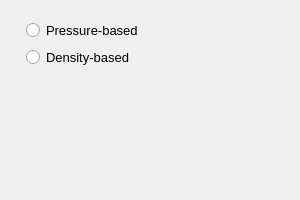
Before: the Qt Designer form baramFlow/view/case_wizard/solver_type_page.ui in nextfoam/baram, drawn with Qt 5.
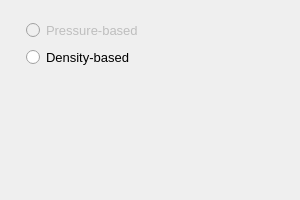
After: the same form once the commit is applied.

The edit to the form file:
```diff
--- a/baramFlow/view/case_wizard/solver_type_page.ui
+++ b/baramFlow/view/case_wizard/solver_type_page.ui
@@ -33,6 +33,9 @@
       </property>
       <item>
        <widget class="QRadioButton" name="pressureBased">
+        <property name="enabled">
+         <bool>false</bool>
+        </property>
         <property name="text">
          <string>Pressure-based</string>
         </property>
```
